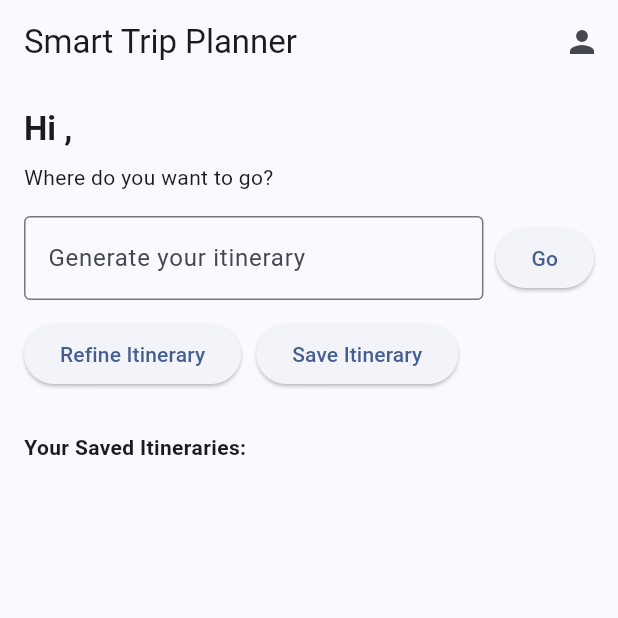
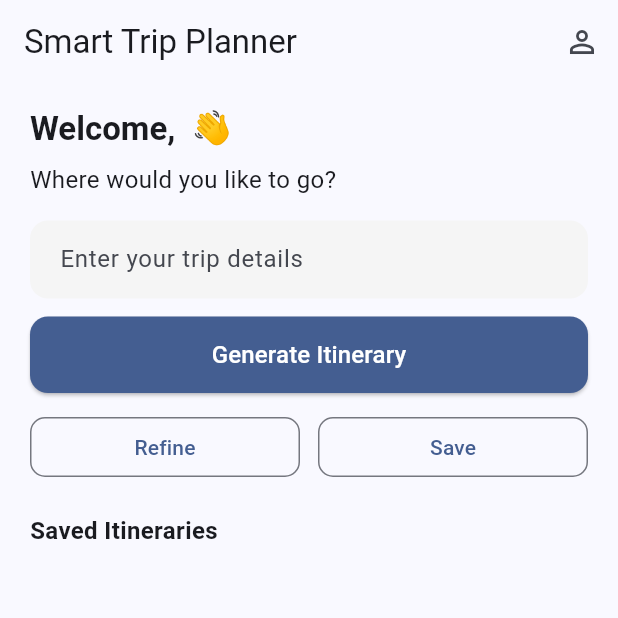
Before and after one commit to Mayank-2210/smart_trip_plan_flutter, a Flutter app: the HomeScreen screen opened directly with empty values, on a phone screen of 412 x 824 dp, the top half of it. Run offline on Flutter 3.47's test engine with Material 3 defaults, Android fonts, the light colour scheme and no system bars; our stand-ins replace cloud_firestore, firebase_auth, firebase_core, google_sign_in, share_plus; accounts and stored records are empty.

```diff
--- a/lib/presentation/home/home_screen.dart
+++ b/lib/presentation/home/home_screen.dart
@@ -40,13 +40,11 @@ class _HomeScreenState extends State<HomeScreen> {
     _loadItineraries();
   }
 
-  /// Load saved itineraries from Firestore
   void _loadItineraries() async {
     final data = await firebaseService.getItineraries();
     setState(() => savedItineraries = data);
   }
 
-  /// Generate itinerary using Ollama and track token usage
   void _sendPrompt() async {
     final prompt = _promptController.text.trim();
     if (prompt.isEmpty) return;
@@ -60,7 +58,6 @@ class _HomeScreenState extends State<HomeScreen> {
       final result = await ollamaService.generateItinerary(prompt);
       final responseJson = jsonEncode(result);
 
-      // Approximate token count: 1 token ≈ 4 characters (very rough estimate)
       lastPromptTokens = (prompt.length / 4).ceil();
       lastResponseTokens = (responseJson.length / 4).ceil();
       totalTokensUsed += lastPromptTokens + lastResponseTokens;
@@ -83,7 +80,6 @@ class _HomeScreenState extends State<HomeScreen> {
     }
   }
 
-  /// Save itinerary to Firestore
   void _saveItinerary() async {
     if (itineraryJson == null) return;
 
@@ -103,7 +99,6 @@ class _HomeScreenState extends State<HomeScreen> {
     );
   }
 
-  /// Open first location on Google Maps
   void _openMap() {
     if (itineraryJson == null) return;
 
@@ -113,23 +108,19 @@ class _HomeScreenState extends State<HomeScreen> {
     launchUrl(uri, mode: LaunchMode.externalApplication);
   }
 
-  /// Delete itinerary from Firestore
   void _deleteItinerary(String id) async {
     await firebaseService.deleteItinerary(id);
     _loadItineraries();
   }
 
-  /// Refine itinerary by putting previous prompt back
   void _refineItinerary() {
     _promptController.text = previousPrompt;
   }
 
-  /// Share itinerary
   void _shareItinerary(String data) {
     Share.share(data);
   }
 
-  /// Show saved itinerary full screen
   void _showSavedItinerary(ItineraryFirestoreModel itinerary) {
     final json = jsonDecode(itinerary.jsonData);
     showDialog(
@@ -167,7 +158,6 @@ class _HomeScreenState extends State<HomeScreen> {
     );
   }
 
-  /// Show profile dialog with logout
   void _showProfileDialog() {
     showDialog(
       context: context,
@@ -208,7 +198,7 @@ class _HomeScreenState extends State<HomeScreen> {
         automaticallyImplyLeading: false,
         actions: [
           IconButton(
-            icon: const Icon(Icons.person),
+            icon: const Icon(Icons.person_outline),
             onPressed: _showProfileDialog,
             tooltip: "Profile",
           )
@@ -218,93 +208,89 @@ class _HomeScreenState extends State<HomeScreen> {
         children: [
           SafeArea(
             child: Padding(
-              padding: const EdgeInsets.all(16),
+              padding: const EdgeInsets.symmetric(horizontal: 20, vertical: 16),
               child: Column(
                 crossAxisAlignment: CrossAxisAlignment.start,
                 children: [
-                  Text("Hi ${widget.username},", style: theme.textTheme.titleLarge?.copyWith(fontWeight: FontWeight.bold)),
+                  Text("Welcome, ${widget.username} 👋",
+                      style: theme.textTheme.titleLarge?.copyWith(
+                        fontWeight: FontWeight.bold,
+                        fontSize: 22,
+                      )),
                   const SizedBox(height: 8),
-                  const Text("Where do you want to go?"),
+                  const Text("Where would you like to go?", style: TextStyle(fontSize: 16)),
                   const SizedBox(height: 16),
 
-                  // PROMPT
-                  Row(
-                    children: [
-                      Expanded(
-                        child: TextField(
+                  TextField(
                     controller: _promptController,
-                          decoration: const InputDecoration(
-                            hintText: "Generate your itinerary",
-                            border: OutlineInputBorder(),
-                          ),
-                        ),
-                      ),
-                      const SizedBox(width: 8),
-                      ElevatedButton(
-                        onPressed: isLoading ? null : _sendPrompt,
-                        child: isLoading
-                            ? const SizedBox(
-                                height: 18,
-                                width: 18,
-                                child: CircularProgressIndicator(strokeWidth: 2),
-                              )
-                            : const Text("Go"),
-                      )
-                    ],
-                  ),
-                  const SizedBox(height: 12),
-
-                  // ACTIONS
-                  Row(
-                    children: [
-                      ElevatedButton(onPressed: _refineItinerary, child: const Text("Refine Itinerary")),
-                      const SizedBox(width: 10),
-                      ElevatedButton(onPressed: _saveItinerary, child: const Text("Save Itinerary")),
-                    ],
-                  ),
-                  const SizedBox(height: 16),
-
-                  // GENERATED ITINERARY
-                  if (itineraryJson != null)
-                    Expanded(
-                      child: Card(
-                        elevation: 3,
-                        child: Padding(
-                          padding: const EdgeInsets.all(16),
-                          child: ListView(
-                            children: [
-                              Text(itineraryJson!['title'], style: theme.textTheme.titleLarge?.copyWith(fontWeight: FontWeight.bold)),
-                              const SizedBox(height: 8),
-                              Text("${itineraryJson!['startDate']} → ${itineraryJson!['endDate']}"),
-                              const SizedBox(height: 16),
-                              for (var day in itineraryJson!['days']) ...[
-                                Text("${day['date']} - ${day['summary']}", style: const TextStyle(fontWeight: FontWeight.bold)),
-                                const SizedBox(height: 6),
-                                for (var item in day['items'])
-                                  Padding(
-                                    padding: const EdgeInsets.only(bottom: 4),
-                                    child: Text("${item['time']} - ${item['activity']} (${item['location']})"),
-                                  ),
-                                const SizedBox(height: 12),
-                              ],
-                              ElevatedButton.icon(
-                                onPressed: _openMap,
-                                icon: const Icon(Icons.map),
-                                label: const Text("Open First Location in Maps"),
-                              )
-                            ],
-                          ),
+                    decoration: InputDecoration(
+                      hintText: "Enter your trip details",
+                      filled: true,
+                      fillColor: Colors.grey[100],
+                      contentPadding: const EdgeInsets.symmetric(horizontal: 16, vertical: 14),
+                      border: OutlineInputBorder(
+                        borderRadius: BorderRadius.circular(12),
+                        borderSide: BorderSide.none,
                       ),
                     ),
                   ),
 
                   const SizedBox(height: 12),
 
-                  const Text("Your Saved Itineraries:", style: TextStyle(fontWeight: FontWeight.bold)),
-                  const SizedBox(height: 8),
+                  SizedBox(
+                    width: double.infinity,
+                    child: ElevatedButton(
+                      onPressed: isLoading ? null : _sendPrompt,
+                      style: ElevatedButton.styleFrom(
+                        backgroundColor: theme.primaryColor,
+                        padding: const EdgeInsets.symmetric(vertical: 14),
+                        shape: RoundedRectangleBorder(
+                          borderRadius: BorderRadius.circular(12),
+                        ),
+                      ),
+                      child: isLoading
+                          ? const SizedBox(height: 18, width: 18, child: CircularProgressIndicator(strokeWidth: 2))
+                          : const Text("Generate Itinerary", style: TextStyle(fontSize: 16, color: Colors.white)),
+                    ),
+                  ),
+
+                  const SizedBox(height: 12),
+
+                  Row(
+                    children: [
+                      Expanded(
+                        child: OutlinedButton(
+                          onPressed: _refineItinerary,
+                          style: OutlinedButton.styleFrom(
+                            shape: RoundedRectangleBorder(
+                              borderRadius: BorderRadius.circular(10),
+                            ),
+                          ),
+                          child: const Text("Refine"),
+                        ),
+                      ),
+                      const SizedBox(width: 12),
+                      Expanded(
+                        child: OutlinedButton(
+                          onPressed: _saveItinerary,
+                          style: OutlinedButton.styleFrom(
+                            shape: RoundedRectangleBorder(
+                              borderRadius: BorderRadius.circular(10),
+                            ),
+                          ),
+                          child: const Text("Save"),
+                        ),
+                      ),
+                    ],
+                  ),
+
+                  const SizedBox(height: 20),
+
+                  const Text("Saved Itineraries", style: TextStyle(fontSize: 16, fontWeight: FontWeight.bold)),
+                  const SizedBox(height: 10),
 
                   SizedBox(
-                    height: 120,
+                    height: 130,
                     child: ListView.builder(
                       scrollDirection: Axis.horizontal,
                       itemCount: savedItineraries.length,
@@ -313,10 +299,14 @@ class _HomeScreenState extends State<HomeScreen> {
                         return GestureDetector(
                           onTap: () => _showSavedItinerary(item),
                           onLongPress: () => _deleteItinerary(item.id),
-                          child: Card(
-                            margin: const EdgeInsets.symmetric(horizontal: 8),
                           child: Container(
-                              width: 200,
+                            width: 180,
+                            margin: const EdgeInsets.only(right: 12),
+                            decoration: BoxDecoration(
+                              color: Colors.grey[100],
+                              borderRadius: BorderRadius.circular(12),
+                              border: Border.all(color: Colors.grey.shade300),
+                            ),
                             padding: const EdgeInsets.all(12),
                             child: Column(
                               crossAxisAlignment: CrossAxisAlignment.start,
@@ -327,30 +317,25 @@ class _HomeScreenState extends State<HomeScreen> {
                                     style: const TextStyle(fontWeight: FontWeight.bold)),
                                 const Spacer(),
                                 Row(
-                                    mainAxisAlignment: MainAxisAlignment.spaceBetween,
+                                  mainAxisAlignment: MainAxisAlignment.end,
                                   children: [
-                                      IconButton(
-                                          icon: const Icon(Icons.delete),
-                                          onPressed: () => _deleteItinerary(item.id)),
-                                      IconButton(
-                                          icon: const Icon(Icons.share),
-                                          onPressed: () => _shareItinerary(item.jsonData)),
+                                    Icon(Icons.share, size: 18),
+                                    const SizedBox(width: 8),
+                                    Icon(Icons.delete_outline, size: 18),
                                   ],
                                 )
                               ],
                             ),
                           ),
-                          ),
                         );
                       },
                     ),
-                  ),
+                  )
                 ],
               ),
             ),
           ),
 
-          // DEBUG OVERLAY FOR TOKENS
           if (kDebugMode)
             Positioned(
               right: 12,
```
Lines whose indentation alone changed are shown as unchanged.
